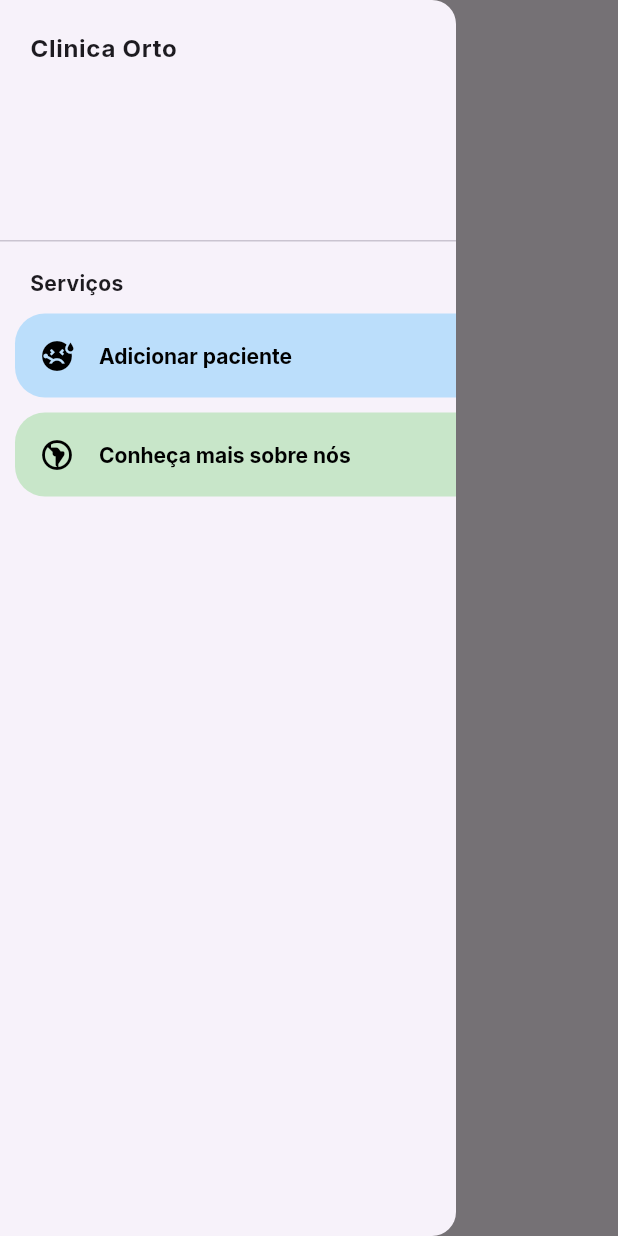
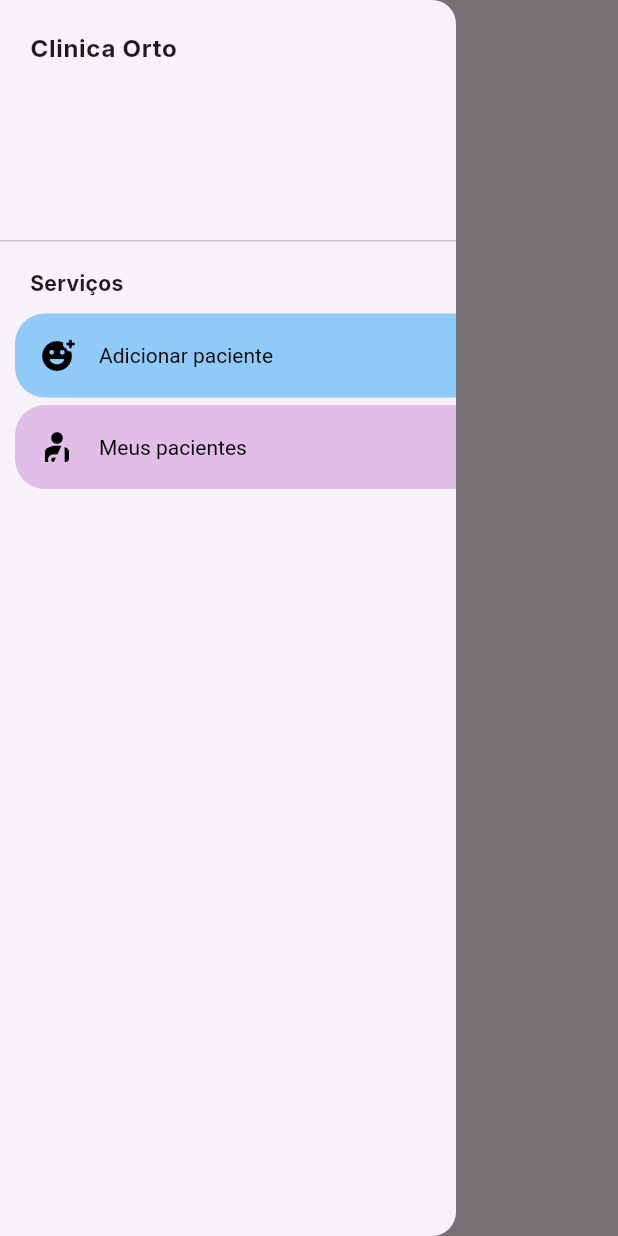
Before and after one commit to antonioalberto-dev/flutter_firebase, a Flutter app: the screen it shows after launch, with the side drawer open, on a phone screen of 412 x 824 dp. Run offline on Flutter 3.47's test engine with Material 2 defaults, Android fonts, the phone set to English and light mode, and no system bars; our stand-ins replace cloud_firestore, firebase_core, flutter_slidable, google_fonts; accounts and stored records are empty; Roboto replaces fonts that are missing (Ubuntu).

Commit message:
refactor: item menu

```diff
--- /dev/null
+++ b/lib/components/item_menu.dart
@@ -0,0 +1,54 @@
+import 'package:flutter/material.dart';
+import 'package:google_fonts/google_fonts.dart';
+
+import '../screens/list_patient.dart';
+
+class ItemMenu extends StatefulWidget {
+  final Widget router;
+  final String title;
+  final IconData icon;
+  final Color color;
+
+  ItemMenu({
+    required this.router,
+    required this.title,
+    required this.icon,
+    required this.color,
+  });
+
+  @override
+  State<ItemMenu> createState() => _ItemMenuState();
+}
+
+class _ItemMenuState extends State<ItemMenu> {
+  @override
+  Widget build(BuildContext context) {
+    return InkWell(
+      onTap: () {
+        Navigator.of(context).push(
+          MaterialPageRoute(builder: (context) => widget.router),
+        );
+      },
+      child: Container(
+        margin: const EdgeInsets.only(left: 10, bottom: 5),
+        decoration: BoxDecoration(
+          color: widget.color,
+          borderRadius: const BorderRadius.horizontal(
+            left: Radius.circular(20),
+          ),
+        ),
+        child: ListTile(
+          leading: Icon(
+            widget.icon,
+          ),
+          iconColor: Colors.black,
+          titleTextStyle: GoogleFonts.ubuntu(
+              fontWeight: FontWeight.w400, color: Colors.black),
+          title: Text(
+            widget.title,
+          ),
+        ),
+      ),
+    );
+  }
+}
--- a/lib/main.dart
+++ b/lib/main.dart
@@ -1,3 +1,4 @@
+import 'package:crud_firebase/screens/home_page.dart';
 import 'package:crud_firebase/screens/list_patient.dart';
 import 'package:firebase_core/firebase_core.dart';
 import 'package:flutter/material.dart';
@@ -22,7 +23,7 @@ class MyApp extends StatelessWidget {
         primaryColor: Colors.purple,
         secondaryHeaderColor: Colors.deepPurple
       ),
-      home: const ListPatient(),
+      home: const HomePage(),
     );
   }
 }
--- /dev/null
+++ b/lib/screens/home_page.dart
@@ -0,0 +1,61 @@
+import 'package:crud_firebase/screens/list_patient.dart';
+import 'package:flutter/material.dart';
+import 'package:google_fonts/google_fonts.dart';
+
+import '../components/item_menu.dart';
+import 'form_patient.dart';
+
+class HomePage extends StatefulWidget {
+  const HomePage({Key? key}) : super(key: key);
+
+  @override
+  State<HomePage> createState() => _HomePageState();
+}
+
+class _HomePageState extends State<HomePage> {
+  @override
+  Widget build(BuildContext context) {
+    return Scaffold(
+      appBar: AppBar(
+        title: const Text(''),
+      ),
+      drawer: Drawer(
+        child: ListView(
+          children: [
+            DrawerHeader(
+              padding: const EdgeInsets.all(20),
+              child: Text(
+                "Clinica Orto",
+                style: GoogleFonts.inter(
+                  fontWeight: FontWeight.bold,
+                ),
+              ),
+            ),
+            Container(
+              padding: const EdgeInsets.symmetric(vertical: 10, horizontal: 20),
+              child: Text(
+                "Serviços",
+                style: GoogleFonts.inter(
+                  fontWeight: FontWeight.bold,
+                ),
+              ),
+            ),
+            ItemMenu(
+              router: FormPatient(),
+              title: "Adicionar paciente",
+              icon: Icons.add_reaction_rounded,
+              color: Color.fromRGBO(144, 202, 249, 1),
+            ),
+            ItemMenu(
+              router: const ListPatient(),
+              title: "Meus pacientes",
+              icon: Icons.personal_injury_rounded,
+              color: Color.fromRGBO(225, 190, 231, 1),
+            ),
+          ],
+        ),
+      ),
+      body: Container(),
+    );
+  }
+}
--- a/lib/screens/list_patient.dart
+++ b/lib/screens/list_patient.dart
@@ -28,84 +28,6 @@ class _ListPatientState extends State<ListPatient> {
           ),
         ),
         centerTitle: true,
-      ),
-      drawer: Drawer(
-        child: ListView(
-          children: [
-            DrawerHeader(
-              padding: EdgeInsets.all(20),
-              child: Text(
-                "Clinica Orto",
-                style: GoogleFonts.inter(
-                  fontWeight: FontWeight.bold,
-                ),
-              ),
-            ),
-            Container(
-              padding: const EdgeInsets.symmetric(vertical: 10, horizontal: 20),
-              child: Text(
-                "Serviços",
-                style: GoogleFonts.inter(
-                  fontWeight: FontWeight.bold,
-                ),
-              ),
-            ),
-            InkWell(
-              onTap: () {
-                Navigator.of(context).push(
-                  MaterialPageRoute(builder: (context) => FormPatient()),
-                );
-              },
-              child: Container(
-                margin: const EdgeInsets.only(left: 10, bottom: 10),
-                decoration: BoxDecoration(
-                  color: Colors.blue[100],
-                  borderRadius: const BorderRadius.horizontal(
-                    left: Radius.circular(20),
-                  ),
-                ),
-                child: ListTile(
-                  leading: const Icon(
-                    Icons.sick,
-                  ),
-                  iconColor: Colors.black,
-                  titleTextStyle: GoogleFonts.inter(
-                      fontWeight: FontWeight.bold, color: Colors.black),
-                  title: const Text(
-                    "Adicionar paciente",
-                  ),
-                ),
-              ),
-            ),
-            InkWell(
-              // onTap: () {
-              //   Navigator.of(context).push(
-              //     MaterialPageRoute(builder: (context) => FormStudent()),
-              //   );
-              // },
-              child: Container(
-                margin: const EdgeInsets.only(left: 10, bottom: 2),
-                decoration: BoxDecoration(
-                  color: Colors.green[100],
-                  borderRadius: const BorderRadius.horizontal(
-                    left: Radius.circular(20),
-                  ),
-                ),
-                child: ListTile(
-                  leading: const Icon(
-                    Icons.south_america_outlined,
-                  ),
-                  iconColor: Colors.black,
-                  titleTextStyle: GoogleFonts.inter(
-                      fontWeight: FontWeight.bold, color: Colors.black),
-                  title: Text(
-                    "Conheça mais sobre nós",
-                  ),
-                ),
-              ),
-            ),
-          ],
-        ),
       ),
       body: SafeArea(
         child: SingleChildScrollView(
```
